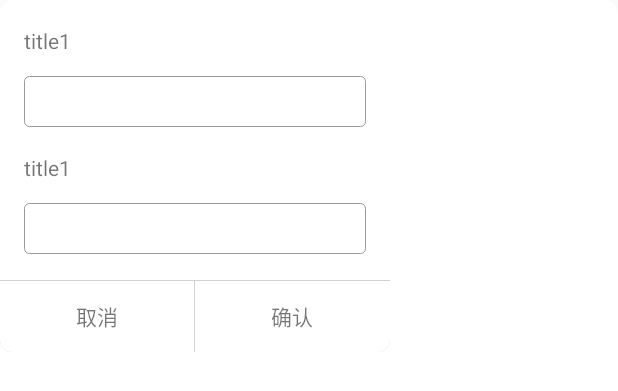
After one commit to qiuh1016/QHLibAndroid, an Android app: the layout edit_dialog.xml on its own in the app's theme, with its tools: preview values and no code run, on a phone screen of 412 x 824 dp. The commit adds this screen. Shown: the top 391 px of the screen. Run offline under Robolectric (Android 15) with nearby library versions, the phone set to English and light mode, and no system bars.

Commit message:
QHEditDialog

```diff
--- a/app/src/main/java/com/qiuhong/qhlibandroid/BlankFragment.java
+++ b/app/src/main/java/com/qiuhong/qhlibandroid/BlankFragment.java
@@ -2,10 +2,14 @@ package com.qiuhong.qhlibandroid;
 
 import android.os.Bundle;
 import android.support.v4.app.Fragment;
+import android.text.InputType;
 import android.view.LayoutInflater;
 import android.view.View;
 import android.view.ViewGroup;
 import android.widget.TextView;
+import android.widget.Toast;
+
+import com.qiuhong.qhlibrary.QHEditDialog.QHEditDialog;
 
 /**
  * Created by qiuhong on 28/04/2018.
@@ -41,6 +45,20 @@ public class BlankFragment extends Fragment {
         View rootView = inflater.inflate(R.layout.fragment_blank, container, false);
         TextView textView = rootView.findViewById(R.id.section_label);
         textView.setText("Hello World from section: " + getArguments().getInt(ARG_SECTION_NUMBER));
+        rootView.findViewById(R.id.btn).setOnClickListener(new View.OnClickListener() {
+            @Override
+            public void onClick(View view) {
+                QHEditDialog qhEditDialog = new QHEditDialog(getActivity());
+                qhEditDialog.setTitle("IP", "PORT");
+                qhEditDialog.setOnBtnClicked(new QHEditDialog.OnBtnClicked() {
+                    @Override
+                    public void onConfirmClicked(String str1, String str2) {
+                        Toast.makeText(getActivity(), str1 + " , " + str2, Toast.LENGTH_SHORT).show();
+                    }
+                });
+                qhEditDialog.show();
+            }
+        });
         return rootView;
     }
 }
--- a/app/src/main/res/layout/fragment_blank.xml
+++ b/app/src/main/res/layout/fragment_blank.xml
@@ -1,5 +1,6 @@
 <LinearLayout
     xmlns:android="http://schemas.android.com/apk/res/android"
+    xmlns:tool="http://schemas.android.com/tools"
     android:id="@+id/constraintLayout"
     android:layout_width="match_parent"
     android:layout_height="match_parent"
@@ -10,4 +11,10 @@
         android:layout_width="wrap_content"
         android:layout_height="wrap_content"/>
 
+    <Button
+        android:id="@+id/btn"
+        android:layout_width="wrap_content"
+        android:layout_height="wrap_content"
+        android:text="qheditdialog"/>
+
 </LinearLayout>
--- /dev/null
+++ b/qhlibrary/src/main/java/com/qiuhong/qhlibrary/QHEditDialog/QHEditDialog.java
@@ -0,0 +1,109 @@
+package com.qiuhong.qhlibrary.QHEditDialog;
+
+import android.app.Dialog;
+import android.content.Context;
+import android.view.LayoutInflater;
+import android.view.View;
+import android.widget.EditText;
+import android.widget.LinearLayout;
+import android.widget.TextView;
+import android.widget.Toast;
+
+import com.qiuhong.qhlibrary.R;
+
+public class QHEditDialog extends Dialog {
+
+    public EditText et_1, et_2;
+    public TextView tv_cancel, tv_confirm;
+    public TextView title_1, title_2;
+
+    private Context mContext;
+
+    private OnBtnClicked onBtnClicked;
+
+
+    public QHEditDialog(Context context) {
+        super(context);
+        mContext = context;
+        initDialog(context);
+    }
+
+    public QHEditDialog(Context context, int themeResId) {
+        super(context, themeResId);
+        mContext = context;
+        initDialog(context);
+    }
+
+    public void setEtCount(int count) {
+        if (count == 1) et_2.setVisibility(View.GONE);
+    }
+
+    public void setTitle(String str1, String str2) {
+        title_1.setText(str1);
+        title_2.setText(str2);
+    }
+
+    public void setOnBtnClicked(OnBtnClicked onBtnClicked) {
+        this.onBtnClicked = onBtnClicked;
+    }
+
+    public void setEtText(String str1, String str2) {
+        et_1.setText(str1);
+        et_2.setText(str2);
+    }
+
+    public void setEtHint(String str1, String str2) {
+        et_1.setHint(str1);
+        et_2.setHint(str2);
+    }
+
+    private void initDialog(final Context context) {
+        LayoutInflater inflater = (LayoutInflater) context.getSystemService(Context.LAYOUT_INFLATER_SERVICE);
+        View layout = inflater.inflate(R.layout.edit_dialog, null);
+        addContentView(layout, new LinearLayout.LayoutParams(LinearLayout.LayoutParams.MATCH_PARENT, LinearLayout.LayoutParams.MATCH_PARENT));
+        setContentView(layout);
+        title_1 = findViewById(R.id.tv_et_title_1);
+        title_2 = findViewById(R.id.tv_et_title_2);
+
+        et_1 = findViewById(R.id.et_1);
+        et_2 = findViewById(R.id.et_2);
+
+        tv_cancel = findViewById(R.id.tv_cancel);
+        tv_cancel.setOnClickListener(new View.OnClickListener() {
+            @Override
+            public void onClick(View v) {
+                dismiss();
+            }
+        });
+        tv_confirm = findViewById(R.id.tv_confirm);
+
+        tv_confirm.setOnClickListener(new View.OnClickListener() {
+            @Override
+            public void onClick(View v) {
+                if ("".equals(getTextByET1())) {
+                    Toast.makeText(mContext, "请先输入" + title_1.getText(), Toast.LENGTH_SHORT).show();
+                    return;
+                }
+                if ("".equals(getTextByET2())) {
+                    Toast.makeText(mContext, "请先输入" + title_2.getText(), Toast.LENGTH_SHORT).show();
+                    return;
+                }
+                onBtnClicked.onConfirmClicked(getTextByET1(), getTextByET2());
+                dismiss();
+
+            }
+        });
+    }
+
+    public String getTextByET1() {
+        return et_1.getText().toString();
+    }
+
+    public String getTextByET2() {
+        return et_2.getText().toString();
+    }
+
+    public interface OnBtnClicked {
+         void onConfirmClicked(String str1, String str2);
+    }
+}
--- /dev/null
+++ b/qhlibrary/src/main/res/drawable/alert_left_bt.xml
@@ -0,0 +1,7 @@
+<?xml version="1.0" encoding="utf-8"?>
+<selector xmlns:android="http://schemas.android.com/apk/res/android">
+
+    <item android:drawable="@drawable/alert_left_button_pressed" android:state_pressed="true"></item>
+    <item android:drawable="@drawable/alert_left_button_normal" android:state_focused="false"></item>
+
+</selector>
--- /dev/null
+++ b/qhlibrary/src/main/res/drawable/alert_left_button_normal.xml
@@ -0,0 +1,26 @@
+<?xml version="1.0" encoding="utf-8"?>
+<layer-list xmlns:android="http://schemas.android.com/apk/res/android" >
+
+    <item>
+        <shape>
+            <solid android:color="#d1d1d1" />
+
+            <corners android:bottomLeftRadius="8dp" >
+            </corners>
+        </shape>
+    </item>
+    <item
+        android:right="1px"
+        android:top="1px">
+        <shape
+            xmlns:android="http://schemas.android.com/apk/res/android"
+            android:shape="rectangle" >
+            <solid android:color="@color/white" >
+            </solid>
+
+            <corners android:bottomLeftRadius="8dp" >
+            </corners>
+        </shape>
+    </item>
+
+</layer-list>
--- /dev/null
+++ b/qhlibrary/src/main/res/drawable/alert_left_button_pressed.xml
@@ -0,0 +1,26 @@
+<?xml version="1.0" encoding="utf-8"?>
+<layer-list xmlns:android="http://schemas.android.com/apk/res/android" >
+
+    <item>
+        <shape>
+            <solid android:color="#d1d1d1" />
+
+            <corners android:bottomLeftRadius="8dp" >
+            </corners>
+        </shape>
+    </item>
+    <item
+        android:right="1px"
+        android:top="1px">
+        <shape
+            xmlns:android="http://schemas.android.com/apk/res/android"
+            android:shape="rectangle" >
+            <solid android:color="#e4e4e4" >
+            </solid>
+
+            <corners android:bottomLeftRadius="8dp" >
+            </corners>
+        </shape>
+    </item>
+
+</layer-list>
--- /dev/null
+++ b/qhlibrary/src/main/res/drawable/alert_right_bt.xml
@@ -0,0 +1,7 @@
+<?xml version="1.0" encoding="utf-8"?>
+<selector xmlns:android="http://schemas.android.com/apk/res/android">
+
+    <item android:drawable="@drawable/alert_right_button_pressed" android:state_pressed="true"></item>
+    <item android:drawable="@drawable/alert_right_button_normal" android:state_focused="false"></item>
+
+</selector>
--- /dev/null
+++ b/qhlibrary/src/main/res/drawable/alert_right_button_normal.xml
@@ -0,0 +1,24 @@
+<?xml version="1.0" encoding="utf-8"?>
+<layer-list xmlns:android="http://schemas.android.com/apk/res/android" >
+
+    <item>
+        <shape>
+            <solid android:color="#d1d1d1" />
+
+            <corners android:bottomRightRadius="8dp" >
+            </corners>
+        </shape>
+    </item>
+    <item android:top="1px">
+        <shape
+            xmlns:android="http://schemas.android.com/apk/res/android"
+            android:shape="rectangle" >
+            <solid android:color="@color/white" >
+            </solid>
+
+            <corners android:bottomRightRadius="8dp" >
+            </corners>
+        </shape>
+    </item>
+
+</layer-list>
--- /dev/null
+++ b/qhlibrary/src/main/res/drawable/alert_right_button_pressed.xml
@@ -0,0 +1,24 @@
+<?xml version="1.0" encoding="utf-8"?>
+<layer-list xmlns:android="http://schemas.android.com/apk/res/android" >
+
+    <item>
+        <shape>
+            <solid android:color="#d1d1d1" />
+
+            <corners android:bottomRightRadius="8dp" >
+            </corners>
+        </shape>
+    </item>
+    <item android:top="1px">
+        <shape
+            xmlns:android="http://schemas.android.com/apk/res/android"
+            android:shape="rectangle" >
+            <solid android:color="#e4e4e4" >
+            </solid>
+
+            <corners android:bottomRightRadius="8dp" >
+            </corners>
+        </shape>
+    </item>
+
+</layer-list>
--- /dev/null
+++ b/qhlibrary/src/main/res/drawable/dialog_bg.xml
@@ -0,0 +1,20 @@
+<?xml version="1.0" encoding="utf-8"?>
+<layer-list xmlns:android="http://schemas.android.com/apk/res/android">
+    <item>
+        <shape xmlns:android="http://schemas.android.com/apk/res/android"
+               android:shape="rectangle">
+            <!-- 填充颜色 -->
+            <solid android:color="#FFFFFF" />
+            <!-- 设置圆角 -->
+            <corners android:radius="7.7dp"
+                     android:bottomLeftRadius="7.7dp"
+                     android:bottomRightRadius="7.7dp"
+                     android:topLeftRadius="7.7dp"
+                     android:topRightRadius="7.7dp"/>
+            <!-- 边框颜色 -->
+            <stroke
+                android:width="0.5px"
+                android:color="#FFFFFF" />
+        </shape>
+    </item>
+</layer-list>
--- /dev/null
+++ b/qhlibrary/src/main/res/drawable/edit_dialog_bg.xml
@@ -0,0 +1,16 @@
+<?xml version="1.0" encoding="utf-8"?>
+<layer-list xmlns:android="http://schemas.android.com/apk/res/android">
+    <item>
+        <shape xmlns:android="http://schemas.android.com/apk/res/android"
+               android:shape="rectangle">
+            <!-- 填充颜色 -->
+            <solid android:color="#FFFFFF" />
+            <!-- 设置圆角 -->
+            <corners android:radius="3dip" />
+            <!-- 边框颜色 -->
+            <stroke
+                android:width="0.5px"
+                android:color="#999999" />
+        </shape>
+    </item>
+</layer-list>
--- /dev/null
+++ b/qhlibrary/src/main/res/layout/edit_dialog.xml
@@ -0,0 +1,76 @@
+<?xml version="1.0" encoding="utf-8"?>
+<LinearLayout xmlns:android="http://schemas.android.com/apk/res/android"
+              xmlns:tools="http://schemas.android.com/tools"
+              android:id="@+id/activity_main"
+              android:layout_width="match_parent"
+              android:layout_height="match_parent"
+              android:background="@drawable/dialog_bg"
+              android:orientation="vertical">
+
+    <LinearLayout
+        android:layout_width="260dp"
+        android:layout_height="wrap_content"
+        android:orientation="vertical"
+        android:paddingLeft="@dimen/activity_horizontal_margin"
+        android:paddingRight="@dimen/activity_horizontal_margin">
+
+
+        <TextView
+            android:id="@+id/tv_et_title_1"
+            android:layout_width="match_parent"
+            android:layout_height="wrap_content"
+            android:layout_marginBottom="14dp"
+            android:layout_marginTop="17dp"
+            android:text="title1" />
+
+        <EditText
+            android:id="@+id/et_1"
+            android:layout_width="match_parent"
+            android:layout_height="34dp"
+            android:background="@drawable/edit_dialog_bg"
+            android:text=""
+            android:paddingLeft="15dp" />
+
+        <TextView
+            android:id="@+id/tv_et_title_2"
+            android:layout_width="match_parent"
+            android:layout_height="wrap_content"
+            android:layout_marginBottom="14dp"
+            android:layout_marginTop="17dp"
+            android:text="title1" />
+
+        <EditText
+            android:id="@+id/et_2"
+            android:layout_width="match_parent"
+            android:layout_height="34dp"
+            android:background="@drawable/edit_dialog_bg"
+            android:text=""
+            android:paddingLeft="15dp" />
+
+    </LinearLayout>
+
+    <LinearLayout
+        android:layout_width="260dp"
+        android:layout_height="48dp"
+        android:layout_marginTop="17dp"
+        android:orientation="horizontal">
+
+        <TextView
+            android:id="@+id/tv_cancel"
+            android:layout_width="0dp"
+            android:layout_height="match_parent"
+            android:layout_weight="1"
+            android:background="@drawable/alert_left_bt"
+            android:gravity="center"
+            android:text="@string/cancel" />
+
+        <TextView
+            android:id="@+id/tv_confirm"
+            android:layout_width="0dp"
+            android:layout_height="match_parent"
+            android:layout_weight="1"
+            android:background="@drawable/alert_right_bt"
+            android:gravity="center"
+            android:text="@string/confirm" />
+    </LinearLayout>
+</LinearLayout>
--- a/qhlibrary/src/main/res/values/colors.xml
+++ b/qhlibrary/src/main/res/values/colors.xml
@@ -2,4 +2,6 @@
 <resources>
     <color name="QHTitleColor">#157CFB</color>
     <color name="red">#F93B44</color>
+
+    <color name="white">#FFFFFF</color>
 </resources>
--- /dev/null
+++ b/qhlibrary/src/main/res/values/dimens.xml
@@ -0,0 +1,4 @@
+<?xml version="1.0" encoding="utf-8"?>
+<resources>
+    <dimen name="activity_horizontal_margin">16dp</dimen>
+</resources>
--- a/qhlibrary/src/main/res/values/strings.xml
+++ b/qhlibrary/src/main/res/values/strings.xml
@@ -1,3 +1,5 @@
 <resources>
     <string name="app_name">QHLibrary</string>
+    <string name="cancel">取消</string>
+    <string name="confirm">确认</string>
 </resources>
```
